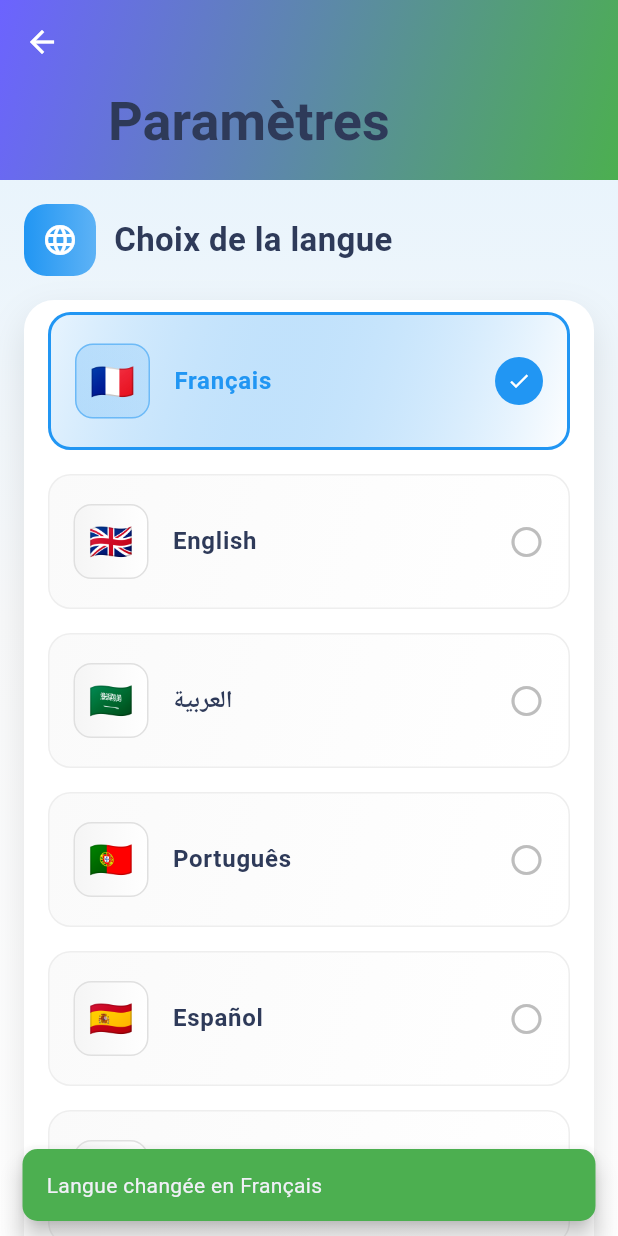
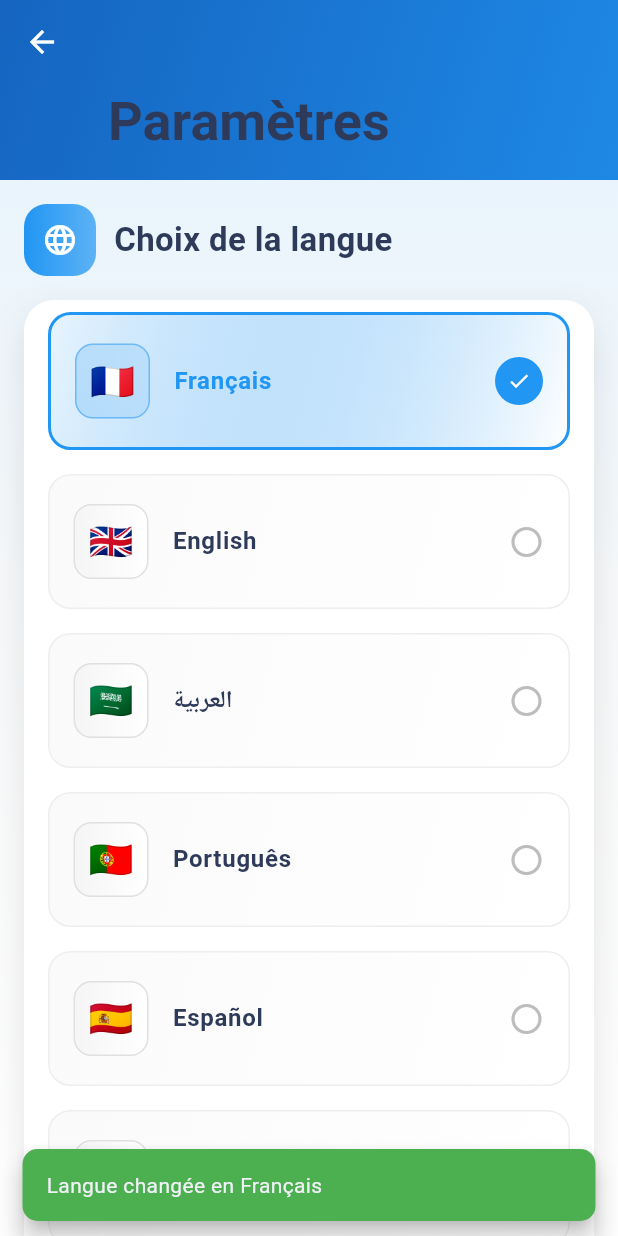
Before and after one commit to AllAbdel/TB-Me, a Flutter app: the ParametresPage screen opened directly, after a tap on "🇫🇷", on a phone screen of 412 x 824 dp. Run offline on Flutter 3.47's test engine with Material 3 defaults, Android fonts, the phone set to English and light mode, and no system bars; our stand-ins replace flutter_local_notifications, permission_handler, shared_preferences, sqflite, timezone; missing offline and left inert: syncfusion_flutter_pdfviewer; accounts and stored records are empty.

Commit message:
Thème changement

```diff
--- a/lib/pages/accueil_page.dart
+++ b/lib/pages/accueil_page.dart
@@ -695,6 +695,7 @@
             ),
             child: CustomScrollView(
               slivers: [
+                // Thème de l'application
                 SliverAppBar(
                   expandedHeight: 120,
                   floating: false,
@@ -716,19 +717,21 @@
                           begin: Alignment.topLeft,
                           end: Alignment.bottomRight,
                           colors: [
-                            Color(0xFF6C63FF),
-                            Color(0xFF4CAF50),
+                            Color(0xFF1565C0), // Bleu très foncé
+                            Color(0xFF1E88E5), // Bleu foncé
                           ],
                         ),
                       ),
                       child: Container(
-                        decoration: BoxDecoration(
+                        // Le dégradé de fond global :
+                        decoration: const BoxDecoration(
                           gradient: LinearGradient(
                             begin: Alignment.topCenter,
                             end: Alignment.bottomCenter,
                             colors: [
-                              Colors.transparent,
-                              Colors.white.withOpacity(0.1),
+                              Color(0xFF81D4FA), // Bleu clair
+                              Color(0xFFF8F9FA),
+                              Colors.white,
                             ],
                           ),
                         ),
--- a/lib/pages/informations_page.dart
+++ b/lib/pages/informations_page.dart
@@ -60,8 +60,8 @@ class _InformationsPageState extends State<InformationsPage> {
                       begin: Alignment.topLeft,
                       end: Alignment.bottomRight,
                       colors: [
-                        Color(0xFF6C63FF),
-                        Color(0xFF4CAF50),
+                        Color(0xFF1565C0), // Bleu très foncé
+                        Color(0xFF1E88E5), // Bleu foncé
                       ],
                     ),
                   ),
@@ -84,8 +84,9 @@ class _InformationsPageState extends State<InformationsPage> {
                           begin: Alignment.topLeft,
                           end: Alignment.bottomRight,
                           colors: [
-                            const Color(0xFF6C63FF).withOpacity(0.9),
-                            const Color(0xFF4CAF50).withOpacity(0.9),
+                            Color(0xFF81D4FA), // Bleu clair
+                          Color(0xFFF8F9FA),
+                          Colors.white,
                           ],
                         ),
                         borderRadius: BorderRadius.circular(20),
@@ -366,10 +367,10 @@ class _InformationsPageState extends State<InformationsPage> {
                     _buildSectionTitle(
                       icon: Icons.link,
                       title: _tr('information.links.title'),
-                      color: Color(0xFF2196F3),
+                      color: const Color(0xFF2196F3),
                     ),
 
-                    SizedBox(height: 16),
+                    const SizedBox(height: 16),
 
                     Container(
                       decoration: BoxDecoration(
@@ -379,39 +380,39 @@ class _InformationsPageState extends State<InformationsPage> {
                           BoxShadow(
                             color: Colors.black.withOpacity(0.1),
                             blurRadius: 20,
-                            offset: Offset(0, 10),
+                            offset: const Offset(0, 10),
                           ),
                         ],
                       ),
                       child: Column(
                         children: [
                           _buildLinkItem(
-                            _tr('information.links.who.title'),
-                            _tr('information.links.who.description'),
+                            'OMS - Organisation Mondiale de la Santé',
+                            'Fiche d\'information sur la tuberculose',
                             'https://www.who.int/fr/news-room/fact-sheets/detail/tuberculosis',
                             Icons.public,
                             Colors.blue[600]!,
                           ),
                           Divider(height: 1, color: Colors.grey[200]),
                           _buildLinkItem(
-                            _tr('information.links.ministry.title'),
-                            _tr('information.links.ministry.description'),
+                            'Ministère de la Santé - France',
+                            'La tuberculose : informations officielles',
                             'https://sante.gouv.fr/soins-et-maladies/maladies/maladies-et-infections-respiratoires/tuberculose/article/la-tuberculose',
                             Icons.account_balance,
                             Colors.indigo[600]!,
                           ),
                           Divider(height: 1, color: Colors.grey[200]),
                           _buildLinkItem(
-                            _tr('information.links.fight.title'),
-                            _tr('information.links.fight.description'),
+                            'Lutte contre la tuberculose',
+                            'Stratégies et actions en France',
                             'https://sante.gouv.fr/soins-et-maladies/maladies/maladies-et-infections-respiratoires/tuberculose/article/la-lutte-contre-la-tuberculose-en-france',
                             Icons.shield,
                             Colors.green[600]!,
                           ),
                           Divider(height: 1, color: Colors.grey[200]),
                           _buildLinkItem(
-                            _tr('information.links.refugees.title'),
-                            _tr('information.links.refugees.description'),
+                            'Réfugiés.info',
+                            'Information pour les réfugiés',
                             'https://refugies.info/dispositif/67220095683e602dfb9c6eb7',
                             Icons.help_center,
                             Colors.orange[600]!,
--- a/lib/pages/medicaments_page.dart
+++ b/lib/pages/medicaments_page.dart
@@ -1427,8 +1427,8 @@ class MedicamentsPageState extends State<MedicamentsPage> with WidgetsBindingObs
                           begin: Alignment.topLeft,
                           end: Alignment.bottomRight,
                           colors: [
-                            Color(0xFF6C63FF),
-                            Color(0xFF4CAF50),
+                            Color(0xFF1565C0),
+                            Color(0xFF1E88E5),
                           ],
                         ),
                       ),
--- a/lib/pages/parametres_page.dart
+++ b/lib/pages/parametres_page.dart
@@ -281,8 +281,8 @@ Widget build(BuildContext context) {
                         begin: Alignment.topLeft,
                         end: Alignment.bottomRight,
                         colors: [
-                          Color(0xFF6C63FF),
-                          Color(0xFF4CAF50),
+                          Color(0xFF1565C0), // Bleu très foncé
+                          Color(0xFF1E88E5), // Bleu foncé
                         ],
                       ),
                     ),
--- a/lib/pages/quiz_page.dart
+++ b/lib/pages/quiz_page.dart
@@ -787,7 +787,6 @@ class _QuizPageState extends State<QuizPage> with TickerProviderStateMixin {
             ),
           ],
         ),
-
         const SizedBox(height: 100),
       ],
     );
```
